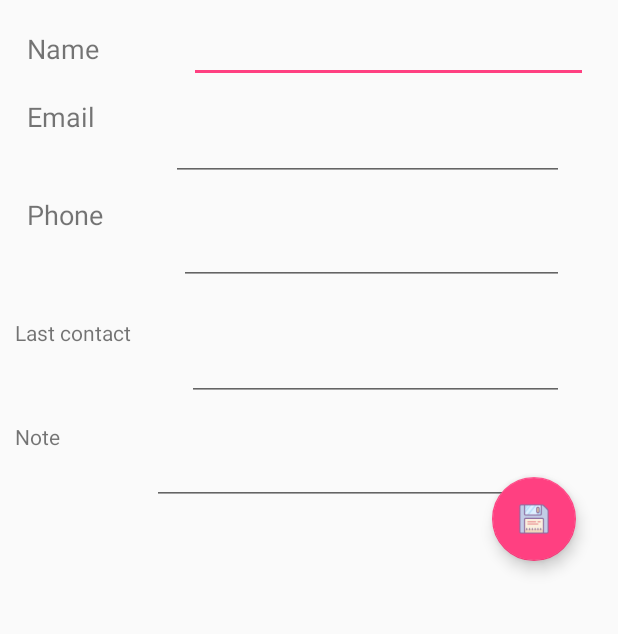
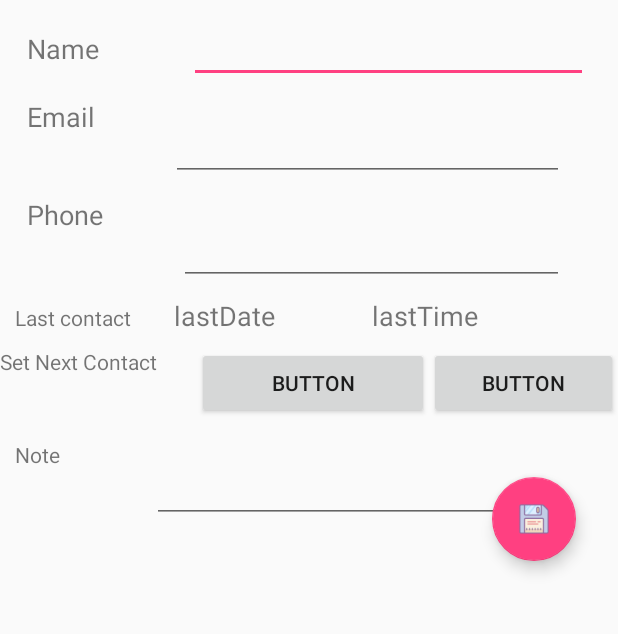
Before and after one commit to vantrinh7/Bond, an Android app: the IndividualContactActivity screen opened directly, with no data from a screen before it, on a phone screen of 412 x 824 dp, the part 255-889 px from its top. Run offline under Robolectric (Android 15) with nearby library versions, the phone set to English and light mode, and no system bars.

Commit message:
Wrap text in Notes line (add multiple lines if user needs them when typing)

```diff
--- a/app/src/main/res/layout/activity_individual_contact.xml
+++ b/app/src/main/res/layout/activity_individual_contact.xml
@@ -150,8 +150,8 @@
 
                 <TextView
                     android:id="@+id/lastContactLabel1"
-                    android:layout_width="wrap_content"
-                    android:layout_height="wrap_content"
+                    android:layout_width="23dp"
+                    android:layout_height="33dp"
                     android:layout_weight="1"
                     android:paddingLeft="10dp"
                     android:text="Last contact"
@@ -160,20 +160,49 @@
                     app:layout_constraintHorizontal_bias="0.424"
                     app:layout_constraintStart_toStartOf="parent" />
 
-                <EditText
-                    android:id="@+id/lastContact1"
+                <TextView
+                    android:id="@+id/lastDate"
+                    android:layout_width="39dp"
+                    android:layout_height="match_parent"
+                    android:layout_weight="1"
+                    android:text="lastDate"
+                    android:textSize="18sp" />
+
+                <TextView
+                    android:id="@+id/lastTime"
                     android:layout_width="wrap_content"
                     android:layout_height="wrap_content"
-                    android:layout_marginEnd="36dp"
-                    android:layout_marginRight="24dp"
-                    android:layout_marginTop="24dp"
                     android:layout_weight="1"
-                    android:ems="10"
-                    android:inputType="date"
-                    app:layout_constraintBottom_toBottomOf="parent"
-                    app:layout_constraintRight_toRightOf="parent"
-                    app:layout_constraintTop_toBottomOf="@+id/phone"
-                    app:layout_constraintVertical_bias="0" />
+                    android:text="lastTime"
+                    android:textSize="18sp" />
+
+            </LinearLayout>
+
+            <LinearLayout
+                android:layout_width="match_parent"
+                android:layout_height="match_parent"
+                android:orientation="horizontal">
+
+                <TextView
+                    android:id="@+id/SetNextContact"
+                    android:layout_width="65dp"
+                    android:layout_height="match_parent"
+                    android:layout_weight="1"
+                    android:text="Set Next Contact" />
+
+                <Button
+                    android:id="@+id/button4"
+                    android:layout_width="wrap_content"
+                    android:layout_height="wrap_content"
+                    android:layout_weight="1"
+                    android:text="Button" />
+
+                <Button
+                    android:id="@+id/button5"
+                    android:layout_width="59dp"
+                    android:layout_height="match_parent"
+                    android:layout_weight="1"
+                    android:text="Button" />
             </LinearLayout>
 
             <LinearLayout
@@ -202,7 +231,9 @@
                     android:layout_marginTop="24dp"
                     android:layout_weight="1"
                     android:ems="10"
-                    android:inputType="text"
+                    android:inputType="textCapSentences|textMultiLine"
+                    android:maxLength ="2000"
+                    android:scrollHorizontally="false"
                     app:layout_constraintBottom_toBottomOf="parent"
                     app:layout_constraintRight_toRightOf="parent"
                     app:layout_constraintTop_toBottomOf="@+id/phone"
```
Also changed, not shown: app/src/main/AndroidManifest.xml (+10 -2 lines), app/src/main/java/com/example/demouser/bond/CalendarCustomView.java (+4 -4 lines), app/src/main/java/com/example/demouser/bond/Database.java (+19 -19 lines), app/src/main/java/com/example/demouser/bond/DatabaseObject.java (+26 -26 lines), app/src/main/java/com/example/demouser/bond/DatabaseQuery.java (+53 -53 lines), app/src/main/java/com/example/demouser/bond/IndividualContactActivity.java (+10 -3 lines), app/src/main/java/com/example/demouser/bond/MainContactScreen.java (+10 -0 lines).
